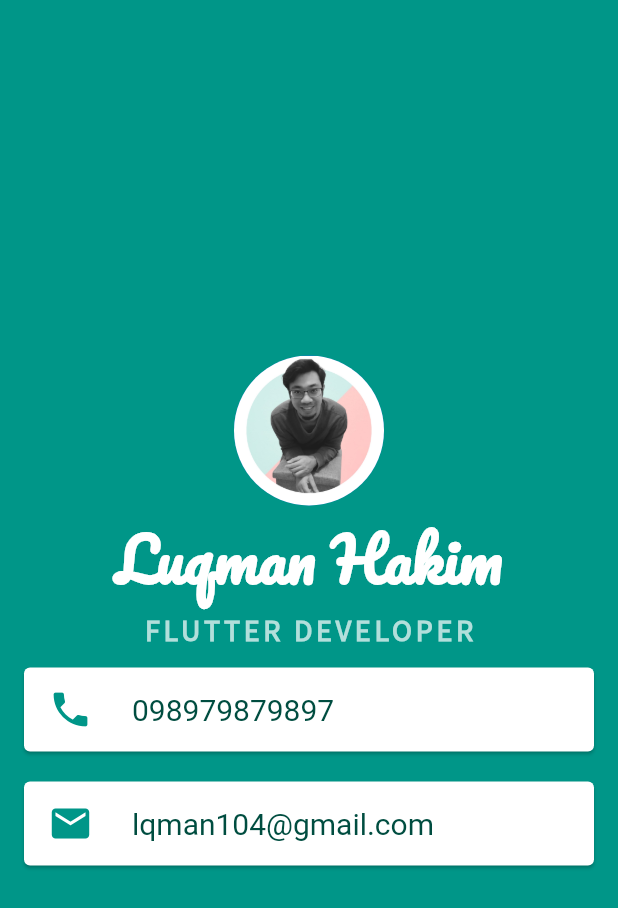
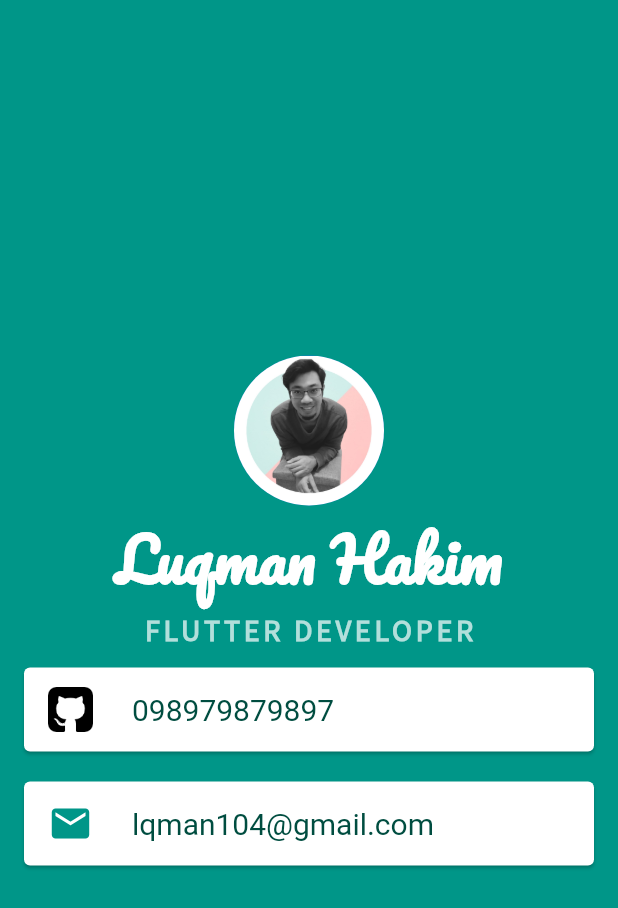
Before and after one commit to lqman104/Mi-Card-Flutter, a Flutter app: the screen it shows after launch, on a phone screen of 412 x 824 dp. Shown: the top 908 px of the screen. Run offline on Flutter 3.47's test engine with Material 2 defaults, Android fonts, the phone set to English and light mode, and no system bars; Roboto replaces fonts that are missing (SourceSans).

Commit message:
add custom icon

```diff
--- a/lib/main.dart
+++ b/lib/main.dart
@@ -36,10 +36,10 @@ class MyApp extends StatelessWidget {
               Card(
                 margin: EdgeInsets.symmetric(vertical: 10, horizontal: 16),
                 child: ListTile(
-                  leading: Icon(
-                    Icons.phone,
-                    color: Colors.teal,
-                    size: 30,
+                  leading: Container(
+                    child: Image.asset("images/github.png"),
+                    color: Colors.white,
+                    width: 30,
                   ),
                   title: Text(
                     "098979879897",
```
Also changed, not shown: images/github.png (added).
